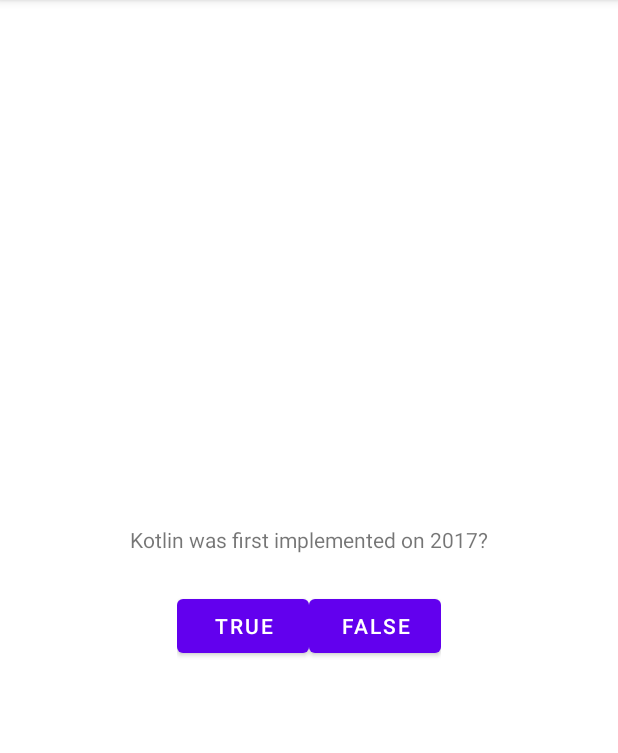
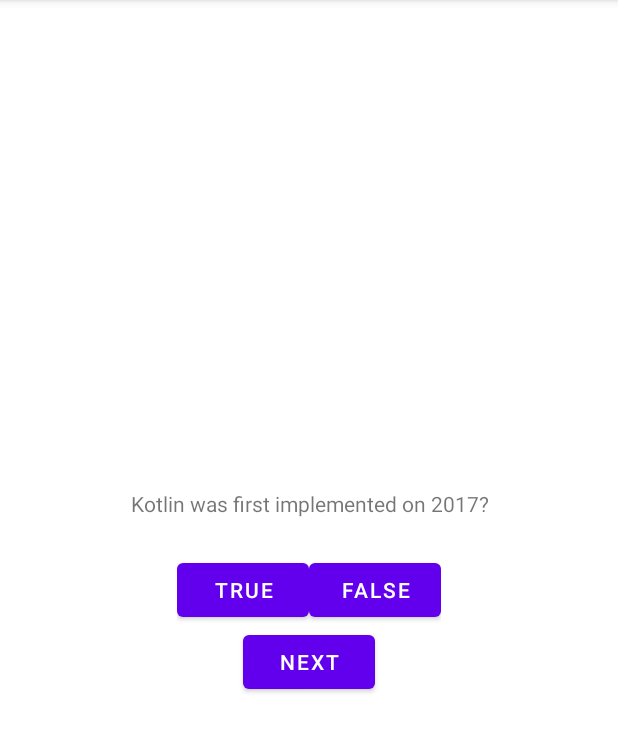
Before and after one commit to jomtz/MovieQuiz, an Android app: the screen it shows after launch (MainActivity), after a tap on "TRUE", on a phone screen of 412 x 824 dp, the part 84-837 px from its top. Run offline under Robolectric (Android 15) with nearby library versions, the phone set to English and light mode, and no system bars.

```diff
--- a/app/src/main/java/com/josmartinez/androidquiz/MainActivity.kt
+++ b/app/src/main/java/com/josmartinez/androidquiz/MainActivity.kt
@@ -4,12 +4,27 @@ import androidx.appcompat.app.AppCompatActivity
 import android.os.Bundle
 import android.view.View
 import android.widget.Button
+import android.widget.TextView
 import android.widget.Toast
 
 class MainActivity : AppCompatActivity() {
 
     private lateinit var trueButton: Button
     private lateinit var falseButton: Button
+    private lateinit var nextButton: Button
+    private lateinit var questionTextView: TextView
+
+    private val questionBank = listOf(
+        Question(R.string.question_kotlin, true),
+        Question(R.string.question_oceans, true),
+        Question(R.string.question_mideast, false),
+        Question(R.string.question_africa, false),
+        Question(R.string.question_americas, true),
+        Question(R.string.question_asia, true))
+
+    private var currentIndex = 0
+
+
 
     override fun onCreate(savedInstanceState: Bundle?) {
         super.onCreate(savedInstanceState)
@@ -17,15 +32,42 @@ class MainActivity : AppCompatActivity() {
 
         trueButton = findViewById(R.id.true_button)
         falseButton = findViewById(R.id.false_button)
+        nextButton = findViewById(R.id.next_button)
+        questionTextView = findViewById(R.id.question_text_view)
+
 
         trueButton.setOnClickListener{ view: View ->
-            Toast.makeText(this, R.string.correct_toast, Toast.LENGTH_SHORT)
-                    .show()
+            checkAnswer(true)
         }
 
         falseButton.setOnClickListener { view: View ->
-            Toast.makeText(this, R.string.incorrect_toast, Toast.LENGTH_SHORT)
-                    .show()
+            checkAnswer(false)
         }
+
+        nextButton.setOnClickListener {
+            currentIndex = (currentIndex + 1) % questionBank.size
+            updateQuestion()
+        }
+
+        updateQuestion()
+
     }
+
+    private fun checkAnswer(userAnswer: Boolean) {
+        val correctAnswer = questionBank[currentIndex].answer
+
+        val messageResId = if (userAnswer == correctAnswer){
+            R.string.correct_toast
+        } else {
+            R.string.incorrect_toast
+        }
+        Toast.makeText(this, messageResId, Toast.LENGTH_SHORT)
+            .show()
+    }
+
+    private fun updateQuestion() {
+        val questionTextResId = questionBank[currentIndex].textResId
+        questionTextView.setText(questionTextResId)
+    }
+
 }
--- /dev/null
+++ b/app/src/main/java/com/josmartinez/androidquiz/Question.kt
@@ -0,0 +1,7 @@
+package com.josmartinez.androidquiz
+
+import androidx.annotation.StringRes
+
+data class Question(@StringRes val textResId: Int, val answer: Boolean) {
+
+}
--- a/app/src/main/res/layout/activity_main.xml
+++ b/app/src/main/res/layout/activity_main.xml
@@ -7,10 +7,12 @@
     android:orientation="vertical">
 
     <TextView
+        android:id="@+id/question_text_view"
         android:layout_width="wrap_content"
         android:layout_height="wrap_content"
+        android:gravity="center"
         android:padding="24dp"
-        android:text="@string/question_text"/>
+        tools:text="@string/question_text"/>
 
     <LinearLayout
         android:layout_width="wrap_content"
@@ -31,7 +33,12 @@
             android:text="@string/false_button"
             tools:ignore="ButtonStyle" />
 
-
     </LinearLayout>
 
+    <Button
+        android:id="@+id/next_button"
+        android:layout_width="wrap_content"
+        android:layout_height="wrap_content"
+        android:text="@string/next"/>
+
 </LinearLayout>
--- a/app/src/main/res/values/strings.xml
+++ b/app/src/main/res/values/strings.xml
@@ -1,8 +1,18 @@
 <resources>
     <string name="app_name">AndroidQuiz</string>
-    <string name="question_text">Kotlin was first implemented on 2017?</string>
-    <string name="true_button">true</string>
-    <string name="false_button">false</string>
+    <string name="true_button">True</string>
+    <string name="false_button">False</string>
     <string name="correct_toast">Correct!</string>
     <string name="incorrect_toast">Incorrect!</string>
+    <string name="next">Next</string>
+
+    <!-- Questions-->
+    <string name="question_kotlin">Kotlin was first implemented on 2017?</string>
+    <string name="question_oceans">The pacific ocean is larger than the Atlantic Ocean?</string>
+    <string name="question_mideast">The Suez Canal connects the Red Sea and the Indian Ocean?</string>
+    <string name="question_africa">The source of the Nile River is in Egypt?</string>
+    <string name="question_americas">The Amazon river is the longest river in the Americas?</string>
+    <string name="question_asia">Lake Baikal is the world\'s oldest and deepest freshwater lake?</string>
+
+
 </resources>
```
